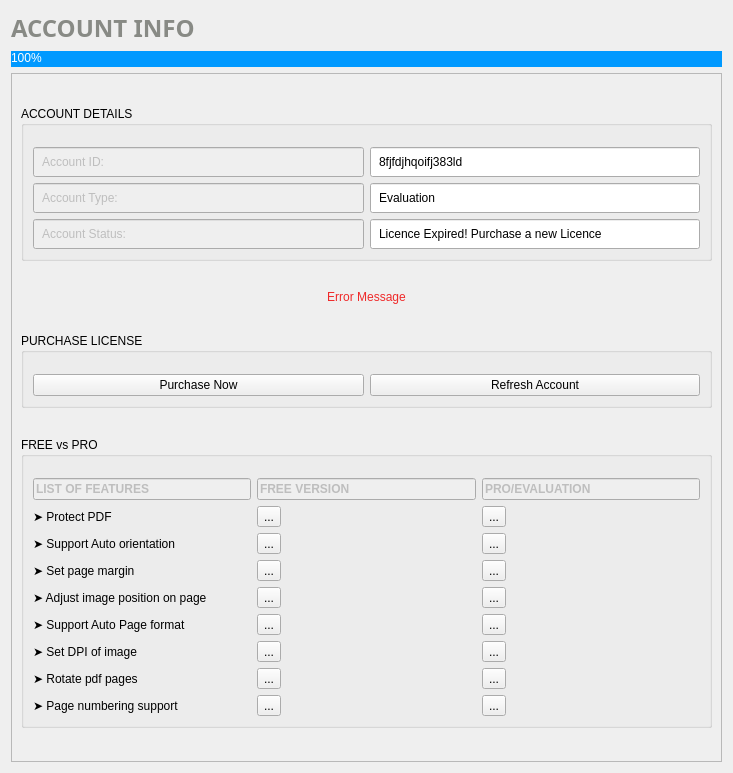
First picture: the form in src/account.ui, repository rishabh3354/JPG2PDF, before the edit.
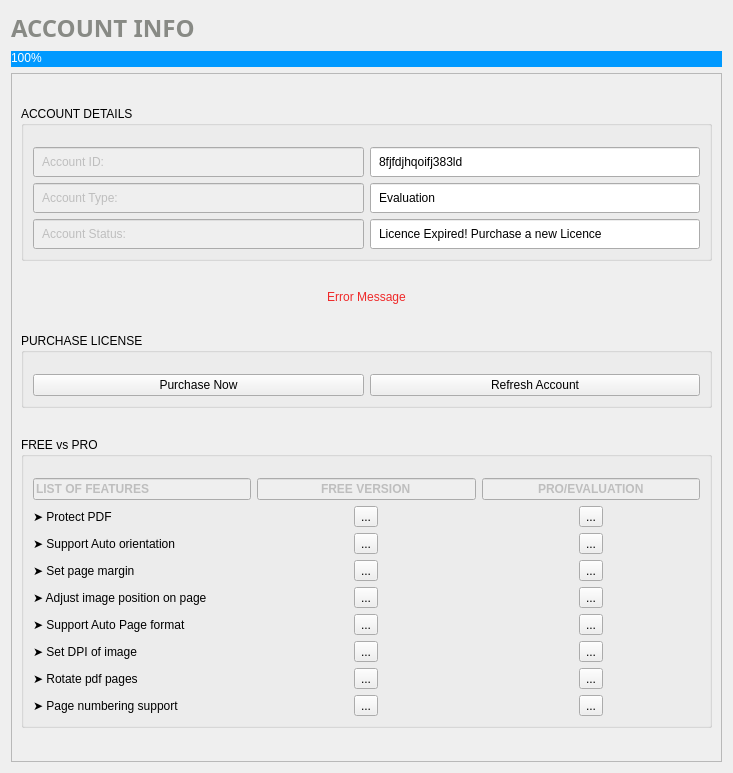
Second picture: the form after the edit. Icons and pictures are not drawn.

Patch:
```diff
--- a/src/account.ui
+++ b/src/account.ui
@@ -101,7 +101,7 @@
         <x>0</x>
         <y>0</y>
         <width>699</width>
-        <height>680</height>
+        <height>696</height>
        </rect>
       </property>
       <layout class="QVBoxLayout" name="verticalLayout_2">
@@ -402,131 +402,17 @@
            <layout class="QHBoxLayout" name="horizontalLayout_11">
             <item>
              <layout class="QGridLayout" name="gridLayout_5">
-              <item row="9" column="0">
-               <widget class="QLabel" name="label_12">
+              <item row="3" column="0">
+               <widget class="QLabel" name="label_2">
                 <property name="text">
-                 <string>➤ Rotate pdf pages</string>
+                 <string>➤ Protect PDF</string>
                 </property>
                </widget>
               </item>
-              <item row="4" column="2">
-               <widget class="QToolButton" name="toolButton_7">
+              <item row="10" column="0">
+               <widget class="QLabel" name="label_11">
                 <property name="text">
-                 <string>...</string>
-                </property>
-                <property name="icon">
-                 <iconset resource="resource.qrc">
-                  <normaloff>:/myresource/resource/icons8-double-tick-100.png</normaloff>:/myresource/resource/icons8-double-tick-100.png</iconset>
-                </property>
-                <property name="iconSize">
-                 <size>
-                  <width>20</width>
-                  <height>20</height>
-                 </size>
-                </property>
-               </widget>
-              </item>
-              <item row="9" column="2">
-               <widget class="QToolButton" name="toolButton_12">
-                <property name="text">
-                 <string>...</string>
-                </property>
-                <property name="icon">
-                 <iconset resource="resource.qrc">
-                  <normaloff>:/myresource/resource/icons8-double-tick-100.png</normaloff>:/myresource/resource/icons8-double-tick-100.png</iconset>
-                </property>
-                <property name="iconSize">
-                 <size>
-                  <width>20</width>
-                  <height>20</height>
-                 </size>
-                </property>
-               </widget>
-              </item>
-              <item row="10" column="1">
-               <widget class="QToolButton" name="toolButton_45">
-                <property name="text">
-                 <string>...</string>
-                </property>
-                <property name="icon">
-                 <iconset resource="resource.qrc">
-                  <normaloff>:/myresource/resource/icons8-multiply-96.png</normaloff>:/myresource/resource/icons8-multiply-96.png</iconset>
-                </property>
-                <property name="iconSize">
-                 <size>
-                  <width>20</width>
-                  <height>20</height>
-                 </size>
-                </property>
-               </widget>
-              </item>
-              <item row="5" column="2">
-               <widget class="QToolButton" name="toolButton_8">
-                <property name="text">
-                 <string>...</string>
-                </property>
-                <property name="icon">
-                 <iconset resource="resource.qrc">
-                  <normaloff>:/myresource/resource/icons8-double-tick-100.png</normaloff>:/myresource/resource/icons8-double-tick-100.png</iconset>
-                </property>
-                <property name="iconSize">
-                 <size>
-                  <width>20</width>
-                  <height>20</height>
-                 </size>
-                </property>
-               </widget>
-              </item>
-              <item row="7" column="1">
-               <widget class="QToolButton" name="toolButton_16">
-                <property name="text">
-                 <string>...</string>
-                </property>
-                <property name="icon">
-                 <iconset resource="resource.qrc">
-                  <normaloff>:/myresource/resource/icons8-double-tick-100.png</normaloff>:/myresource/resource/icons8-double-tick-100.png</iconset>
-                </property>
-                <property name="iconSize">
-                 <size>
-                  <width>20</width>
-                  <height>20</height>
-                 </size>
-                </property>
-               </widget>
-              </item>
-              <item row="2" column="2">
-               <widget class="QLineEdit" name="lineEdit_8">
-                <property name="enabled">
-                 <bool>false</bool>
-                </property>
-                <property name="font">
-                 <font>
-                  <weight>75</weight>
-                  <bold>true</bold>
-                 </font>
-                </property>
-                <property name="styleSheet">
-                 <string notr="true"/>
-                </property>
-                <property name="text">
-                 <string>PRO/EVALUATION</string>
-                </property>
-                <property name="alignment">
-                 <set>Qt::AlignLeading|Qt::AlignLeft|Qt::AlignVCenter</set>
-                </property>
-               </widget>
-              </item>
-              <item row="6" column="0">
-               <widget class="QLabel" name="label_10">
-                <property name="text">
-                 <string>➤ Adjust image position on page</string>
-                </property>
-               </widget>
-              </item>
-              <item row="5" column="0">
-               <widget class="QLabel" name="label_4">
-                <property name="text">
-                 <string>➤ Set page margin</string>
+                 <string>➤ Page numbering support</string>
                 </property>
                </widget>
               </item>
@@ -537,37 +423,32 @@
                 </property>
                </widget>
               </item>
-              <item row="4" column="1">
-               <widget class="QToolButton" name="toolButton_15">
+              <item row="2" column="1">
+               <widget class="QLineEdit" name="lineEdit_13">
+                <property name="enabled">
+                 <bool>false</bool>
+                </property>
+                <property name="font">
+                 <font>
+                  <weight>75</weight>
+                  <bold>true</bold>
+                 </font>
+                </property>
+                <property name="styleSheet">
+                 <string notr="true"/>
+                </property>
                 <property name="text">
-                 <string>...</string>
+                 <string>FREE VERSION</string>
                 </property>
-                <property name="icon">
-                 <iconset resource="resource.qrc">
-                  <normaloff>:/myresource/resource/icons8-double-tick-100.png</normaloff>:/myresource/resource/icons8-double-tick-100.png</iconset>
-                </property>
-                <property name="iconSize">
-                 <size>
-                  <width>20</width>
-                  <height>20</height>
-                 </size>
+                <property name="alignment">
+                 <set>Qt::AlignCenter</set>
                 </property>
                </widget>
               </item>
-              <item row="8" column="2">
-               <widget class="QToolButton" name="toolButton_11">
+              <item row="6" column="0">
+               <widget class="QLabel" name="label_10">
                 <property name="text">
-                 <string>...</string>
-                </property>
-                <property name="icon">
-                 <iconset resource="resource.qrc">
-                  <normaloff>:/myresource/resource/icons8-double-tick-100.png</normaloff>:/myresource/resource/icons8-double-tick-100.png</iconset>
-                </property>
-                <property name="iconSize">
-                 <size>
-                  <width>20</width>
-                  <height>20</height>
-                 </size>
+                 <string>➤ Adjust image position on page</string>
                 </property>
                </widget>
               </item>
@@ -578,127 +459,6 @@
                 </property>
                </widget>
               </item>
-              <item row="3" column="2">
-               <widget class="QToolButton" name="toolButton_6">
-                <property name="text">
-                 <string>...</string>
-                </property>
-                <property name="icon">
-                 <iconset resource="resource.qrc">
-                  <normaloff>:/myresource/resource/icons8-double-tick-100.png</normaloff>:/myresource/resource/icons8-double-tick-100.png</iconset>
-                </property>
-                <property name="iconSize">
-                 <size>
-                  <width>20</width>
-                  <height>20</height>
-                 </size>
-                </property>
-               </widget>
-              </item>
-              <item row="10" column="0">
-               <widget class="QLabel" name="label_11">
-                <property name="text">
-                 <string>➤ Page numbering support</string>
-                </property>
-               </widget>
-              </item>
-              <item row="9" column="1">
-               <widget class="QToolButton" name="toolButton_44">
-                <property name="text">
-                 <string>...</string>
-                </property>
-                <property name="icon">
-                 <iconset resource="resource.qrc">
-                  <normaloff>:/myresource/resource/icons8-multiply-96.png</normaloff>:/myresource/resource/icons8-multiply-96.png</iconset>
-                </property>
-                <property name="iconSize">
-                 <size>
-                  <width>20</width>
-                  <height>20</height>
-                 </size>
-                </property>
-               </widget>
-              </item>
-              <item row="2" column="1">
-               <widget class="QLineEdit" name="lineEdit_13">
-                <property name="enabled">
-                 <bool>false</bool>
-                </property>
-                <property name="font">
-                 <font>
-                  <weight>75</weight>
-                  <bold>true</bold>
-                 </font>
-                </property>
-                <property name="styleSheet">
-                 <string notr="true"/>
-                </property>
-                <property name="text">
-                 <string>FREE VERSION</string>
-                </property>
-                <property name="alignment">
-                 <set>Qt::AlignLeading|Qt::AlignLeft|Qt::AlignVCenter</set>
-                </property>
-               </widget>
-              </item>
-              <item row="3" column="0">
-               <widget class="QLabel" name="label_2">
-                <property name="text">
-                 <string>➤ Protect PDF</string>
-                </property>
-               </widget>
-              </item>
-              <item row="6" column="2">
-               <widget class="QToolButton" name="toolButton_9">
-                <property name="text">
-                 <string>...</string>
-                </property>
-                <property name="icon">
-                 <iconset resource="resource.qrc">
-                  <normaloff>:/myresource/resource/icons8-double-tick-100.png</normaloff>:/myresource/resource/icons8-double-tick-100.png</iconset>
-                </property>
-                <property name="iconSize">
-                 <size>
-                  <width>20</width>
-                  <height>20</height>
-                 </size>
-                </property>
-               </widget>
-              </item>
-              <item row="8" column="1">
-               <widget class="QToolButton" name="toolButton_46">
-                <property name="text">
-                 <string>...</string>
-                </property>
-                <property name="icon">
-                 <iconset resource="resource.qrc">
-                  <normaloff>:/myresource/resource/icons8-multiply-96.png</normaloff>:/myresource/resource/icons8-multiply-96.png</iconset>
-                </property>
-                <property name="iconSize">
-                 <size>
-                  <width>20</width>
-                  <height>20</height>
-                 </size>
-                </property>
-               </widget>
-              </item>
-              <item row="3" column="1">
-               <widget class="QToolButton" name="toolButton_14">
-                <property name="text">
-                 <string>...</string>
-                </property>
-                <property name="icon">
-                 <iconset resource="resource.qrc">
-                  <normaloff>:/myresource/resource/icons8-double-tick-100.png</normaloff>:/myresource/resource/icons8-double-tick-100.png</iconset>
-                </property>
-                <property name="iconSize">
-                 <size>
-                  <width>20</width>
-                  <height>20</height>
-                 </size>
-                </property>
-               </widget>
-              </item>
               <item row="2" column="0">
                <widget class="QLineEdit" name="lineEdit_3">
                 <property name="enabled">
@@ -718,37 +478,39 @@
                 </property>
                </widget>
               </item>
-              <item row="6" column="1">
-               <widget class="QToolButton" name="toolButton_47">
-                <property name="text">
-                 <string>...</string>
+              <item row="2" column="2">
+               <widget class="QLineEdit" name="lineEdit_8">
+                <property name="enabled">
+                 <bool>false</bool>
                 </property>
-                <property name="icon">
-                 <iconset resource="resource.qrc">
-                  <normaloff>:/myresource/resource/icons8-multiply-96.png</normaloff>:/myresource/resource/icons8-multiply-96.png</iconset>
+                <property name="font">
+                 <font>
+                  <weight>75</weight>
+                  <bold>true</bold>
+                 </font>
                 </property>
-                <property name="iconSize">
-                 <size>
-                  <width>20</width>
-                  <height>20</height>
-                 </size>
+                <property name="styleSheet">
+                 <string notr="true"/>
                 </property>
+                <property name="text">
+                 <string>PRO/EVALUATION</string>
+                </property>
+                <property name="alignment">
+                 <set>Qt::AlignCenter</set>
+                </property>
                </widget>
               </item>
-              <item row="5" column="1">
-               <widget class="QToolButton" name="toolButton_48">
+              <item row="5" column="0">
+               <widget class="QLabel" name="label_4">
                 <property name="text">
-                 <string>...</string>
+                 <string>➤ Set page margin</string>
                 </property>
-                <property name="icon">
-                 <iconset resource="resource.qrc">
-                  <normaloff>:/myresource/resource/icons8-multiply-96.png</normaloff>:/myresource/resource/icons8-multiply-96.png</iconset>
-                </property>
-                <property name="iconSize">
-                 <size>
-                  <width>20</width>
-                  <height>20</height>
-                 </size>
+               </widget>
+              </item>
+              <item row="9" column="0">
+               <widget class="QLabel" name="label_12">
+                <property name="text">
+                 <string>➤ Rotate pdf pages</string>
                 </property>
                </widget>
               </item>
@@ -759,39 +521,341 @@
                 </property>
                </widget>
               </item>
+              <item row="3" column="1">
+               <layout class="QHBoxLayout" name="horizontalLayout">
+                <item>
+                 <widget class="QToolButton" name="toolButton_14">
+                  <property name="text">
+                   <string>...</string>
+                  </property>
+                  <property name="icon">
+                   <iconset resource="resource.qrc">
+                    <normaloff>:/myresource/resource/icons8-double-tick-100.png</normaloff>:/myresource/resource/icons8-double-tick-100.png</iconset>
+                  </property>
+                  <property name="iconSize">
+                   <size>
+                    <width>20</width>
+                    <height>20</height>
+                   </size>
+                  </property>
+                 </widget>
+                </item>
+               </layout>
+              </item>
+              <item row="4" column="1">
+               <layout class="QHBoxLayout" name="horizontalLayout_3">
+                <item>
+                 <widget class="QToolButton" name="toolButton_15">
+                  <property name="text">
+                   <string>...</string>
+                  </property>
+                  <property name="icon">
+                   <iconset resource="resource.qrc">
+                    <normaloff>:/myresource/resource/icons8-double-tick-100.png</normaloff>:/myresource/resource/icons8-double-tick-100.png</iconset>
+                  </property>
+                  <property name="iconSize">
+                   <size>
+                    <width>20</width>
+                    <height>20</height>
+                   </size>
+                  </property>
+                 </widget>
+                </item>
+               </layout>
+              </item>
+              <item row="5" column="1">
+               <layout class="QHBoxLayout" name="horizontalLayout_4">
+                <item>
+                 <widget class="QToolButton" name="toolButton_48">
+                  <property name="text">
+                   <string>...</string>
+                  </property>
+                  <property name="icon">
+                   <iconset resource="resource.qrc">
+                    <normaloff>:/myresource/resource/icons8-multiply-96.png</normaloff>:/myresource/resource/icons8-multiply-96.png</iconset>
+                  </property>
+                  <property name="iconSize">
+                   <size>
+                    <width>20</width>
+                    <height>20</height>
+                   </size>
+                  </property>
+                 </widget>
+                </item>
+               </layout>
+              </item>
+              <item row="6" column="1">
+               <layout class="QHBoxLayout" name="horizontalLayout_5">
+                <item>
+                 <widget class="QToolButton" name="toolButton_49">
+                  <property name="text">
+                   <string>...</string>
+                  </property>
+                  <property name="icon">
+                   <iconset resource="resource.qrc">
+                    <normaloff>:/myresource/resource/icons8-multiply-96.png</normaloff>:/myresource/resource/icons8-multiply-96.png</iconset>
+                  </property>
+                  <property name="iconSize">
+                   <size>
+                    <width>20</width>
+                    <height>20</height>
+                   </size>
+                  </property>
+                 </widget>
+                </item>
+               </layout>
+              </item>
+              <item row="3" column="2">
+               <layout class="QHBoxLayout" name="horizontalLayout_6">
+                <item>
+                 <widget class="QToolButton" name="toolButton_16">
+                  <property name="text">
+                   <string>...</string>
+                  </property>
+                  <property name="icon">
+                   <iconset resource="resource.qrc">
+                    <normaloff>:/myresource/resource/icons8-double-tick-100.png</normaloff>:/myresource/resource/icons8-double-tick-100.png</iconset>
+                  </property>
+                  <property name="iconSize">
+                   <size>
+                    <width>20</width>
+                    <height>20</height>
+                   </size>
+                  </property>
+                 </widget>
+                </item>
+               </layout>
+              </item>
+              <item row="4" column="2">
+               <layout class="QHBoxLayout" name="horizontalLayout_7">
+                <item>
+                 <widget class="QToolButton" name="toolButton_17">
+                  <property name="text">
+                   <string>...</string>
+                  </property>
+                  <property name="icon">
+                   <iconset resource="resource.qrc">
+                    <normaloff>:/myresource/resource/icons8-double-tick-100.png</normaloff>:/myresource/resource/icons8-double-tick-100.png</iconset>
+                  </property>
+                  <property name="iconSize">
+                   <size>
+                    <width>20</width>
+                    <height>20</height>
+                   </size>
+                  </property>
+                 </widget>
+                </item>
+               </layout>
+              </item>
+              <item row="5" column="2">
+               <layout class="QHBoxLayout" name="horizontalLayout_8">
+                <item>
+                 <widget class="QToolButton" name="toolButton_18">
+                  <property name="text">
+                   <string>...</string>
+                  </property>
+                  <property name="icon">
+                   <iconset resource="resource.qrc">
+                    <normaloff>:/myresource/resource/icons8-double-tick-100.png</normaloff>:/myresource/resource/icons8-double-tick-100.png</iconset>
+                  </property>
+                  <property name="iconSize">
+                   <size>
+                    <width>20</width>
+                    <height>20</height>
+                   </size>
+                  </property>
+                 </widget>
+                </item>
+               </layout>
+              </item>
+              <item row="6" column="2">
+               <layout class="QHBoxLayout" name="horizontalLayout_9">
+                <item>
+                 <widget class="QToolButton" name="toolButton_19">
+                  <property name="text">
+                   <string>...</string>
+                  </property>
+                  <property name="icon">
+                   <iconset resource="resource.qrc">
+                    <normaloff>:/myresource/resource/icons8-double-tick-100.png</normaloff>:/myresource/resource/icons8-double-tick-100.png</iconset>
+                  </property>
+                  <property name="iconSize">
+                   <size>
+                    <width>20</width>
+                    <height>20</height>
+                   </size>
+                  </property>
+                 </widget>
+                </item>
+               </layout>
+              </item>
               <item row="7" column="2">
-               <widget class="QToolButton" name="toolButton_10">
-                <property name="text">
-                 <string>...</string>
-                </property>
-                <property name="icon">
-                 <iconset resource="resource.qrc">
-                  <normaloff>:/myresource/resource/icons8-double-tick-100.png</normaloff>:/myresource/resource/icons8-double-tick-100.png</iconset>
-                </property>
-                <property name="iconSize">
-                 <size>
-                  <width>20</width>
-                  <height>20</height>
-                 </size>
-                </property>
-               </widget>
+               <layout class="QHBoxLayout" name="horizontalLayout_12">
+                <item>
+                 <widget class="QToolButton" name="toolButton_20">
+                  <property name="text">
+                   <string>...</string>
+                  </property>
+                  <property name="icon">
+                   <iconset resource="resource.qrc">
+                    <normaloff>:/myresource/resource/icons8-double-tick-100.png</normaloff>:/myresource/resource/icons8-double-tick-100.png</iconset>
+                  </property>
+                  <property name="iconSize">
+                   <size>
+                    <width>20</width>
+                    <height>20</height>
+                   </size>
+                  </property>
+                 </widget>
+                </item>
+               </layout>
+              </item>
+              <item row="8" column="2">
+               <layout class="QHBoxLayout" name="horizontalLayout_13">
+                <item>
+                 <widget class="QToolButton" name="toolButton_21">
+                  <property name="text">
+                   <string>...</string>
+                  </property>
+                  <property name="icon">
+                   <iconset resource="resource.qrc">
+                    <normaloff>:/myresource/resource/icons8-double-tick-100.png</normaloff>:/myresource/resource/icons8-double-tick-100.png</iconset>
+                  </property>
+                  <property name="iconSize">
+                   <size>
+                    <width>20</width>
+                    <height>20</height>
+                   </size>
+                  </property>
+                 </widget>
+                </item>
+               </layout>
+              </item>
+              <item row="9" column="2">
+               <layout class="QHBoxLayout" name="horizontalLayout_14">
+                <item>
+                 <widget class="QToolButton" name="toolButton_22">
+                  <property name="text">
+                   <string>...</string>
+                  </property>
+                  <property name="icon">
+                   <iconset resource="resource.qrc">
+                    <normaloff>:/myresource/resource/icons8-double-tick-100.png</normaloff>:/myresource/resource/icons8-double-tick-100.png</iconset>
+                  </property>
+                  <property name="iconSize">
+                   <size>
+                    <width>20</width>
+                    <height>20</height>
+                   </size>
+                  </property>
+                 </widget>
+                </item>
+               </layout>
               </item>
               <item row="10" column="2">
-               <widget class="QToolButton" name="toolButton_13">
-                <property name="text">
-                 <string>...</string>
-                </property>
-                <property name="icon">
-                 <iconset resource="resource.qrc">
-                  <normaloff>:/myresource/resource/icons8-double-tick-100.png</normaloff>:/myresource/resource/icons8-double-tick-100.png</iconset>
-                </property>
-                <property name="iconSize">
-                 <size>
-                  <width>20</width>
-                  <height>20</height>
-                 </size>
-                </property>
-               </widget>
+               <layout class="QHBoxLayout" name="horizontalLayout_15">
+                <item>
+                 <widget class="QToolButton" name="toolButton_23">
+                  <property name="text">
+                   <string>...</string>
+                  </property>
+                  <property name="icon">
+                   <iconset resource="resource.qrc">
+                    <normaloff>:/myresource/resource/icons8-double-tick-100.png</normaloff>:/myresource/resource/icons8-double-tick-100.png</iconset>
+                  </property>
+                  <property name="iconSize">
+                   <size>
+                    <width>20</width>
+                    <height>20</height>
+                   </size>
+                  </property>
+                 </widget>
+                </item>
+               </layout>
+              </item>
+              <item row="7" column="1">
+               <layout class="QHBoxLayout" name="horizontalLayout_16">
+                <item>
+                 <widget class="QToolButton" name="toolButton_24">
+                  <property name="text">
+                   <string>...</string>
+                  </property>
+                  <property name="icon">
+                   <iconset resource="resource.qrc">
+                    <normaloff>:/myresource/resource/icons8-double-tick-100.png</normaloff>:/myresource/resource/icons8-double-tick-100.png</iconset>
+                  </property>
+                  <property name="iconSize">
+                   <size>
+                    <width>20</width>
+                    <height>20</height>
+                   </size>
+                  </property>
+                 </widget>
+                </item>
+               </layout>
+              </item>
+              <item row="8" column="1">
+               <layout class="QHBoxLayout" name="horizontalLayout_18">
+                <item>
+                 <widget class="QToolButton" name="toolButton_50">
+                  <property name="text">
+                   <string>...</string>
+                  </property>
+                  <property name="icon">
+                   <iconset resource="resource.qrc">
+                    <normaloff>:/myresource/resource/icons8-multiply-96.png</normaloff>:/myresource/resource/icons8-multiply-96.png</iconset>
+                  </property>
+                  <property name="iconSize">
+                   <size>
+                    <width>20</width>
+                    <height>20</height>
+                   </size>
+                  </property>
+                 </widget>
+                </item>
+               </layout>
+              </item>
+              <item row="9" column="1">
+               <layout class="QHBoxLayout" name="horizontalLayout_19">
+                <item>
+                 <widget class="QToolButton" name="toolButton_51">
+                  <property name="text">
+                   <string>...</string>
+                  </property>
+                  <property name="icon">
+                   <iconset resource="resource.qrc">
+                    <normaloff>:/myresource/resource/icons8-multiply-96.png</normaloff>:/myresource/resource/icons8-multiply-96.png</iconset>
+                  </property>
+                  <property name="iconSize">
+                   <size>
+                    <width>20</width>
+                    <height>20</height>
+                   </size>
+                  </property>
+                 </widget>
+                </item>
+               </layout>
+              </item>
+              <item row="10" column="1">
+               <layout class="QHBoxLayout" name="horizontalLayout_20">
+                <item>
+                 <widget class="QToolButton" name="toolButton_52">
+                  <property name="text">
+                   <string>...</string>
+                  </property>
+                  <property name="icon">
+                   <iconset resource="resource.qrc">
+                    <normaloff>:/myresource/resource/icons8-multiply-96.png</normaloff>:/myresource/resource/icons8-multiply-96.png</iconset>
+                  </property>
+                  <property name="iconSize">
+                   <size>
+                    <width>20</width>
+                    <height>20</height>
+                   </size>
+                  </property>
+                 </widget>
+                </item>
+               </layout>
               </item>
              </layout>
             </item>
```
